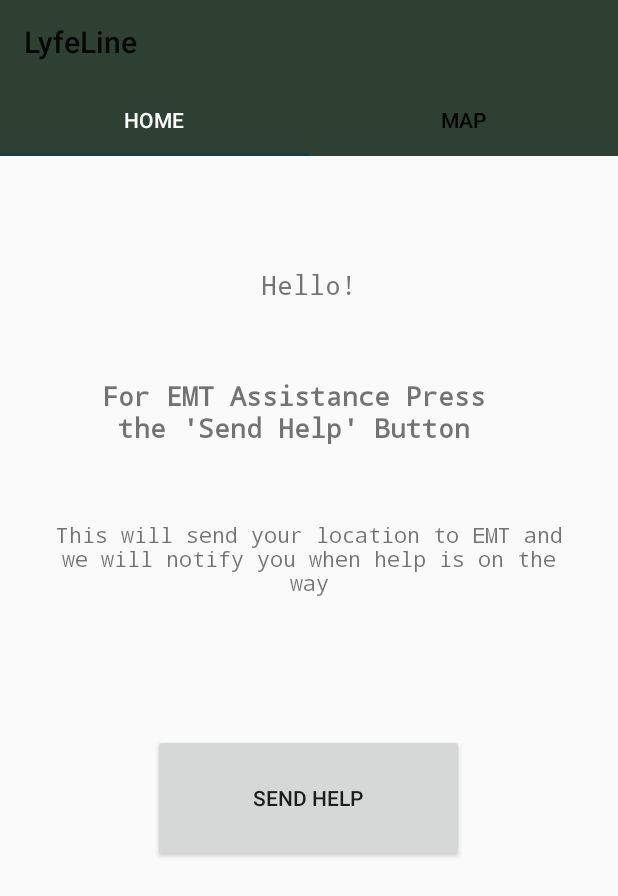
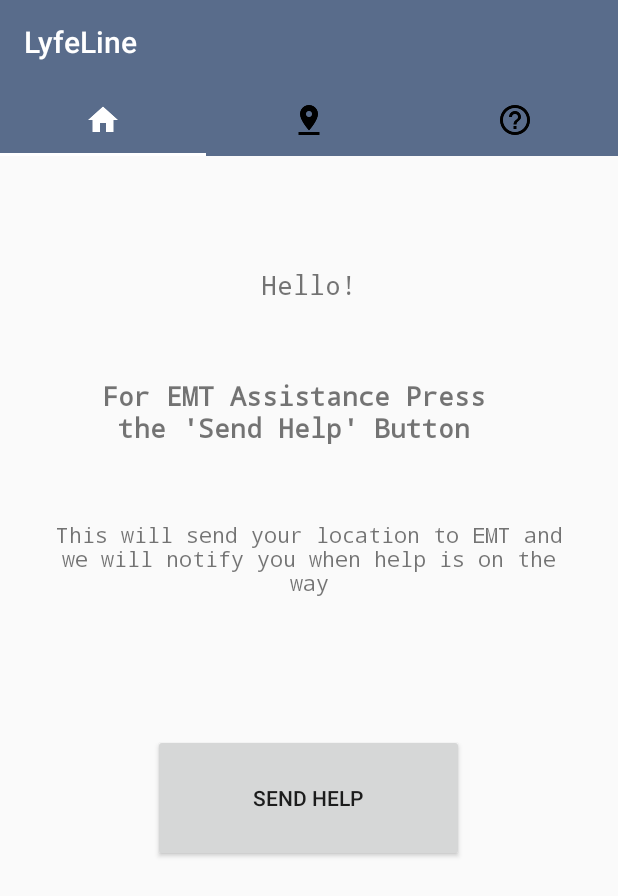
Before and after one commit to ElickC/Lyfeline, an Android app: the VictimHomeFragment screen opened directly, with no data from a screen before it, on a phone screen of 412 x 824 dp. Shown: the top 896 px of the screen. Run offline under Robolectric (Android 15) with nearby library versions, the phone set to English and light mode, and no system bars; our stand-ins replace Firebase (no records; nobody signed in at launch, a user with empty details on screens opened directly); 2 statements that could not run were skipped.

Commit message:
Layout changes

```diff
--- a/LyfeLine/app/src/main/java/com/example/lyfeline/EmtPagerAdapter.java
+++ b/LyfeLine/app/src/main/java/com/example/lyfeline/EmtPagerAdapter.java
@@ -18,6 +18,8 @@ public class EmtPagerAdapter extends FragmentPagerAdapter {
                 return new EmtHomeFragment();
             case 1:
                 return new EmtMapFragment();
+            case 2:
+                return new EmtHelpFragment();
             default:
                 return null;
         }
--- a/LyfeLine/app/src/main/java/com/example/lyfeline/Main2Activity.java
+++ b/LyfeLine/app/src/main/java/com/example/lyfeline/Main2Activity.java
@@ -266,8 +266,6 @@ public class Main2Activity extends AppCompatActivity {
 
     private void saveUserLocation(){
 
-
-
         if (mEmtLocation != null){
             DocumentReference locationRef = mDb
                     .collection("EMTs_Location")
--- a/LyfeLine/app/src/main/java/com/example/lyfeline/VictimHomeFragment.java
+++ b/LyfeLine/app/src/main/java/com/example/lyfeline/VictimHomeFragment.java
@@ -48,11 +48,10 @@ public class VictimHomeFragment extends Fragment {
 
         // Inflate the layout for this fragment
         View view = inflater.inflate(R.layout.fragment_victim_home, container, false);
+        textHelloUser = view.findViewById(R.id.textViewHelloUser);
+        User user =  ((UserClient)(getActivity().getApplicationContext())).getUser();
 
-        //textHelloUser = view.findViewById(R.id.textViewHelloUser);
-       // User user =  ((UserClient)(getActivity().getApplicationContext())).getUser();
-
-        //textHelloUser.setText(user.firstName);
+        textHelloUser.setText("Hello " + user.firstName.trim() + "!");
 
         buttonSendHelp = view.findViewById(R.id.buttonSendHelp);
         buttonSendHelp.setOnClickListener(new View.OnClickListener() {
--- a/LyfeLine/app/src/main/java/com/example/lyfeline/VictimPagerAdapter.java
+++ b/LyfeLine/app/src/main/java/com/example/lyfeline/VictimPagerAdapter.java
@@ -20,6 +20,8 @@ public class VictimPagerAdapter extends FragmentPagerAdapter {
                 return new VictimHomeFragment();
             case 1:
                 return new VictimMapFragment();
+            case 2:
+                return new VictimHelpFragment();
             default:
                 return null;
         }
--- /dev/null
+++ b/LyfeLine/app/src/main/res/drawable/your_color_selector.xml
@@ -0,0 +1,5 @@
+<?xml version="1.0" encoding="utf-8"?>
+<selector xmlns:android="http://schemas.android.com/apk/res/android">
+    <item android:color="@color/selected_color" android:state_selected="true"/>
+    <item android:color="@color/unselected_color"/>
+</selector>
--- a/LyfeLine/app/src/main/res/layout/activity_victim_gui.xml
+++ b/LyfeLine/app/src/main/res/layout/activity_victim_gui.xml
@@ -10,33 +10,42 @@
         android:id="@+id/toolbar"
         android:layout_width="match_parent"
         android:layout_height="wrap_content"
-        android:background="?attr/colorPrimary"
+        android:background="#596C8B"
         android:minHeight="?attr/actionBarSize"
         android:theme="?attr/actionBarTheme"
         app:layout_constraintStart_toStartOf="parent"
-        app:layout_constraintTop_toTopOf="parent" />
+        app:layout_constraintTop_toTopOf="parent"
+        app:titleTextColor="@color/white" />
 
     <com.google.android.material.tabs.TabLayout
         android:id="@+id/tabLayout"
         android:layout_width="match_parent"
         android:layout_height="wrap_content"
+        android:background="#596C8B"
         app:layout_constraintStart_toStartOf="parent"
         app:layout_constraintTop_toBottomOf="@+id/toolbar"
-        app:tabBackground="@color/colorPrimary"
         app:tabSelectedTextColor="@android:color/white"
-        app:tabTextColor="@android:color/black">
+        app:tabTextColor="@android:color/black"
+        app:tabIconTint="@drawable/your_color_selector"
+        app:tabIndicatorColor="@color/selected_color">
 
         <com.google.android.material.tabs.TabItem
             android:id="@+id/tabHome"
             android:layout_width="wrap_content"
             android:layout_height="wrap_content"
-            android:text="@string/home" />
+            android:icon="@drawable/ic_home_black_48dp" />
 
         <com.google.android.material.tabs.TabItem
             android:id="@+id/tabMap"
             android:layout_width="wrap_content"
             android:layout_height="wrap_content"
-            android:text="@string/map" />
+            android:icon="@drawable/ic_pin_drop_black_48dp" />
+
+        <com.google.android.material.tabs.TabItem
+            android:id="@+id/tabHelp"
+            android:layout_width="wrap_content"
+            android:layout_height="wrap_content"
+            android:icon="@drawable/ic_help_outline_black_48dp" />
 
     </com.google.android.material.tabs.TabLayout>
 
@@ -44,6 +53,6 @@
         android:id="@+id/viewPager"
         android:layout_width="match_parent"
         android:layout_height="match_parent"
-        tools:layout_editor_absoluteX="189dp"
-        tools:layout_editor_absoluteY="251dp" />
+        tools:layout_editor_absoluteX="0dp"
+        tools:layout_editor_absoluteY="0dp" />
 </androidx.constraintlayout.widget.ConstraintLayout>
```
Also changed, not shown: LyfeLine/app/src/main/java/com/example/lyfeline/EmtHelpFragment.java (added, +31 -0 lines), LyfeLine/app/src/main/java/com/example/lyfeline/MainActivity.java (+44 -6 lines), LyfeLine/app/src/main/java/com/example/lyfeline/VictimHelpFragment.java (added, +31 -0 lines), LyfeLine/app/src/main/res/layout/activity_emt_gui.xml (+15 -7 lines), LyfeLine/app/src/main/res/layout/fragment_emt_help.xml (added, +14 -0 lines), LyfeLine/app/src/main/res/layout/fragment_victim_help.xml (added, +100 -0 lines), LyfeLine/app/src/main/res/values/colors.xml (+6 -3 lines), LyfeLine/app/src/main/res/drawable/ic_help_outline_black_48dp.png (added), LyfeLine/app/src/main/res/drawable/ic_home_black_48dp.png (added), LyfeLine/app/src/main/res/drawable/ic_pin_drop_black_48dp.png (added).
